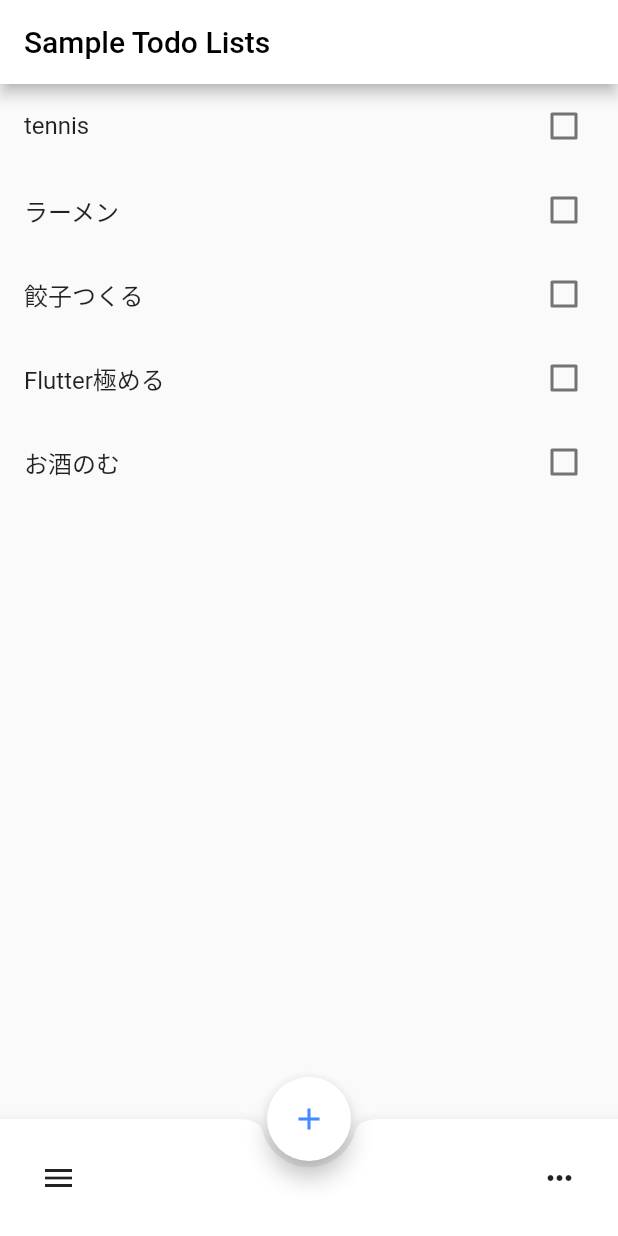
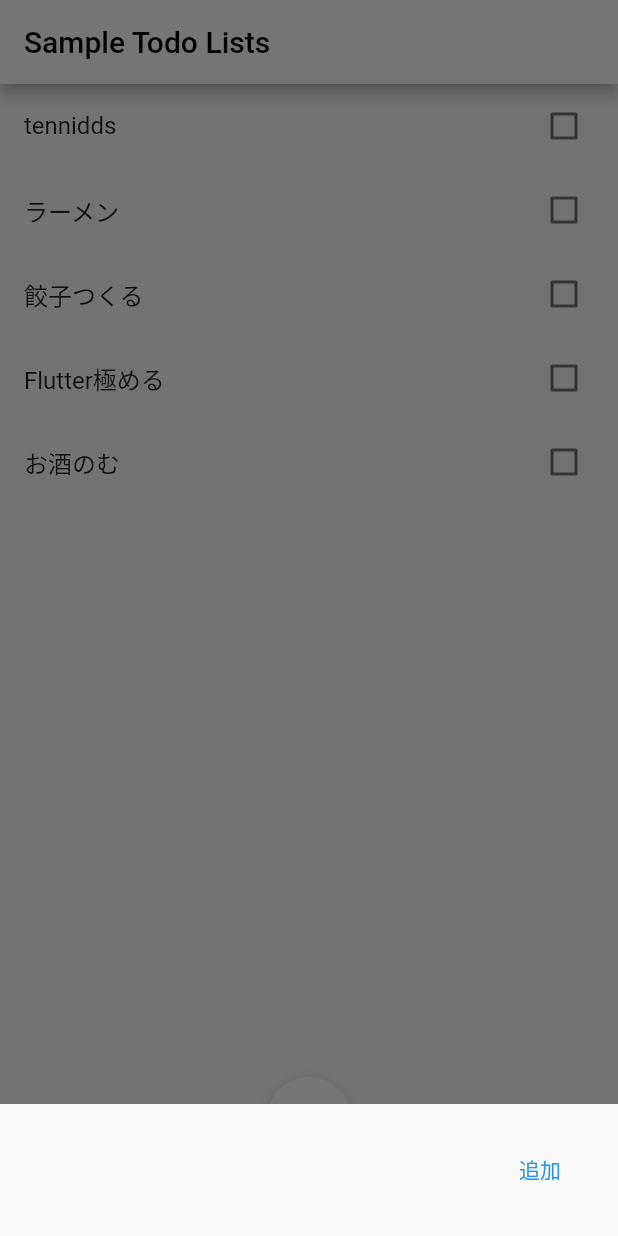
Before and after one commit to Takenari-Yamamoto/react-flutter-golang, a Flutter app: the screen it shows after launch, after a tap on the "add" icon, on a phone screen of 412 x 824 dp. Run offline on Flutter 3.47's test engine with Material 2 defaults, Android fonts, the phone set to English and light mode, and no system bars.

Commit message:
ui整えた

```diff
--- a/flutter_mobile_app/lib/main.dart
+++ b/flutter_mobile_app/lib/main.dart
@@ -30,7 +30,7 @@ class MyHomePage extends StatefulWidget {
 
 class _MyHomePageState extends State<MyHomePage> {
   final List<Map<String, dynamic>> todoList = [
-    {'title': 'tennis', 'isChecked': false},
+    {'title': 'tennidds', 'isChecked': false},
     {'title': 'ラーメン', 'isChecked': false},
     {'title': '餃子つくる', 'isChecked': false},
     {'title': 'Flutter極める', 'isChecked': false},
@@ -75,7 +75,22 @@ class _MyHomePageState extends State<MyHomePage> {
         ),
         floatingActionButtonLocation: FloatingActionButtonLocation.centerDocked,
         floatingActionButton: FloatingActionButton(
-          onPressed: () => print("クリックされました"),
+          onPressed: () => {
+            showModalBottomSheet(
+                context: context,
+                builder: (BuildContext context) {
+                  return Padding(
+                    padding: const EdgeInsets.all(20),
+                    child: Row(children: [
+                      const Flexible(
+                          child: TextField(
+                        decoration: InputDecoration(border: InputBorder.none),
+                      )),
+                      TextButton(onPressed: () => {}, child: const Text('追加'))
+                    ]),
+                  );
+                })
+          },
           tooltip: 'Create',
           backgroundColor: Colors.white,
           child: const Icon(
```
